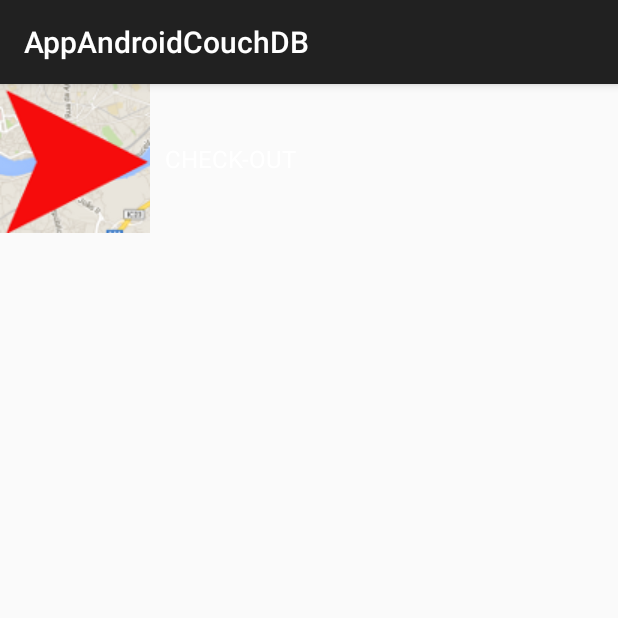
After one commit to ricpessoa/AppAndroidCouchDB, an Android app: the fragment FragmentNotification shown on its own in the app's theme, on a phone screen of 412 x 824 dp, the top half of it. The commit adds this screen. Run offline under Robolectric (Android 15) with nearby library versions, the phone set to English and light mode, and no system bars; 1 statement that could not run was skipped.

Commit message:
finish fragment notification sample

```diff
--- /dev/null
+++ b/mei.ricardo.pessoa.app/src/main/java/mei/ricardo/pessoa/app/ui/Fragments/FragmentNotification.java
@@ -0,0 +1,63 @@
+package mei.ricardo.pessoa.app.ui.Fragments;
+
+import android.app.Fragment;
+import android.content.res.TypedArray;
+import android.media.Image;
+import android.os.Bundle;
+import android.os.Handler;
+import android.view.LayoutInflater;
+import android.view.View;
+import android.view.ViewGroup;
+import android.widget.ImageView;
+import android.widget.TextView;
+
+import mei.ricardo.pessoa.app.R;
+
+/**
+ * Created by rpessoa on 14/05/14.
+ */
+public class FragmentNotification extends Fragment {
+    public static Handler handler = new Handler();
+    private static ImageView mImageViewNotification;
+    private static TextView mTextViewNotification;
+    private static String[] notificationTitles;
+    private static TypedArray notificationDrawerIcons;
+    private static int indexImage = 0;
+
+    @Override
+    public View onCreateView(LayoutInflater inflater, ViewGroup container,
+                             Bundle savedInstanceState) {
+        View view = inflater.inflate(R.layout.fragment_notification, container, false);
+        notificationTitles = getResources().getStringArray(R.array.notifications_drawer_items);
+        notificationDrawerIcons = getResources().obtainTypedArray(R.array.notifications_drawer_icons);
+
+        mImageViewNotification = (ImageView) view.findViewById(R.id.imageViewNotification);
+        mTextViewNotification = (TextView) view.findViewById(R.id.textViewNotification);
+
+        //handler.postDelayed(runnable, 3000);
+        runnable.run();
+
+        return view;
+    }
+
+    private static Runnable runnable = new Runnable() {
+
+        public void run() {
+
+            if(indexImage>notificationDrawerIcons.length()-1) {
+                indexImage = 0;
+            }
+
+            mImageViewNotification.setImageDrawable(notificationDrawerIcons.getDrawable(indexImage));
+            mTextViewNotification.setText(notificationTitles[indexImage]);
+            indexImage++;
+            handler.postDelayed(this, 3000);
+
+        }
+    };
+
+    @Override
+    public void onResume() {
+        super.onResume();
+    }
+}
--- a/mei.ricardo.pessoa.app/src/main/res/layout/fragment_navigation_drawer.xml
+++ b/mei.ricardo.pessoa.app/src/main/res/layout/fragment_navigation_drawer.xml
@@ -5,18 +5,11 @@
     android:background="@drawable/list_selector">
 
 
-    <RelativeLayout
+    <fragment
         android:id="@+id/notificationLayout"
         android:layout_width="fill_parent"
-        android:layout_height="wrap_content">
-
-        <TextView
-            android:layout_width="wrap_content"
-            android:layout_height="wrap_content"
-            android:textAppearance="?android:attr/textAppearanceLarge"
-            android:text="Large Text"
-            android:id="@+id/textView" />
-    </RelativeLayout>
+        android:layout_height="wrap_content"
+        android:name="mei.ricardo.pessoa.app.ui.Fragments.FragmentNotification"/>
 
     <ListView
         android:id="@+id/menu_list"
@@ -25,5 +18,6 @@
         android:choiceMode="singleChoice"
         android:divider="@android:color/transparent"
         android:dividerHeight="0dp"
-        android:layout_below="@+id/notificationLayout"/>
+        android:layout_below="@+id/notificationLayout"
+        android:layout_marginTop="5dp"/>
     </RelativeLayout>
--- /dev/null
+++ b/mei.ricardo.pessoa.app/src/main/res/layout/fragment_notification.xml
@@ -0,0 +1,28 @@
+<?xml version="1.0" encoding="utf-8"?>
+<RelativeLayout xmlns:android="http://schemas.android.com/apk/res/android"
+    android:layout_width="fill_parent"
+    android:layout_height="wrap_content" >
+
+    <ImageView
+        android:layout_width="wrap_content"
+        android:layout_height="wrap_content"
+        android:id="@+id/imageViewNotification"
+        android:layout_alignParentTop="true"
+        android:layout_alignParentLeft="true"
+        android:layout_alignParentStart="true"
+        android:src="@drawable/check_in"
+        android:scaleType="fitCenter" />
+
+    <TextView
+        android:id="@+id/textViewNotification"
+        android:layout_width="wrap_content"
+        android:layout_height="wrap_content"
+        android:text="Notifications"
+        android:textAppearance="?android:attr/textAppearanceListItemSmall"
+        android:textColor="@android:color/white"
+        android:layout_centerVertical="true"
+        android:layout_toRightOf="@+id/imageViewNotification"
+        android:layout_marginLeft="10dp"
+        android:layout_alignParentRight="true"
+        android:layout_alignParentEnd="true" />
+</RelativeLayout>
--- a/mei.ricardo.pessoa.app/src/main/res/values/strings.xml
+++ b/mei.ricardo.pessoa.app/src/main/res/values/strings.xml
@@ -35,6 +35,20 @@
         <item>@drawable/ic_whats_hot</item>
     </array>
 
+    <string-array name="notifications_drawer_items">
+        <item >CHECK-IN</item>
+        <item >CHECK-OUT</item>
+        <item >TEMPERATURE NORMAL</item>
+        <item >TEMPERATURE HIGH</item>
+    </string-array>
+
+    <array name="notifications_drawer_icons">
+        <item>@drawable/check_in</item>
+        <item>@drawable/check_out</item>
+        <item>@drawable/temp_green</item>
+        <item>@drawable/temp_red</item>
+    </array>
+
     <!-- strings My DashBoard -->
     <string name="str_title_my_dashboard">My DashBoard</string>
     <string name="title_activity_fragment_my_dashboard">My Dashboard</string>
```
Also changed, not shown: mei.ricardo.pessoa.app/src/main/res/drawable-mdpi/check_in.png (added), mei.ricardo.pessoa.app/src/main/res/drawable-mdpi/check_out.png (added), mei.ricardo.pessoa.app/src/main/res/drawable-mdpi/temp_green.png (added), mei.ricardo.pessoa.app/src/main/res/drawable-mdpi/temp_red.png (added).
